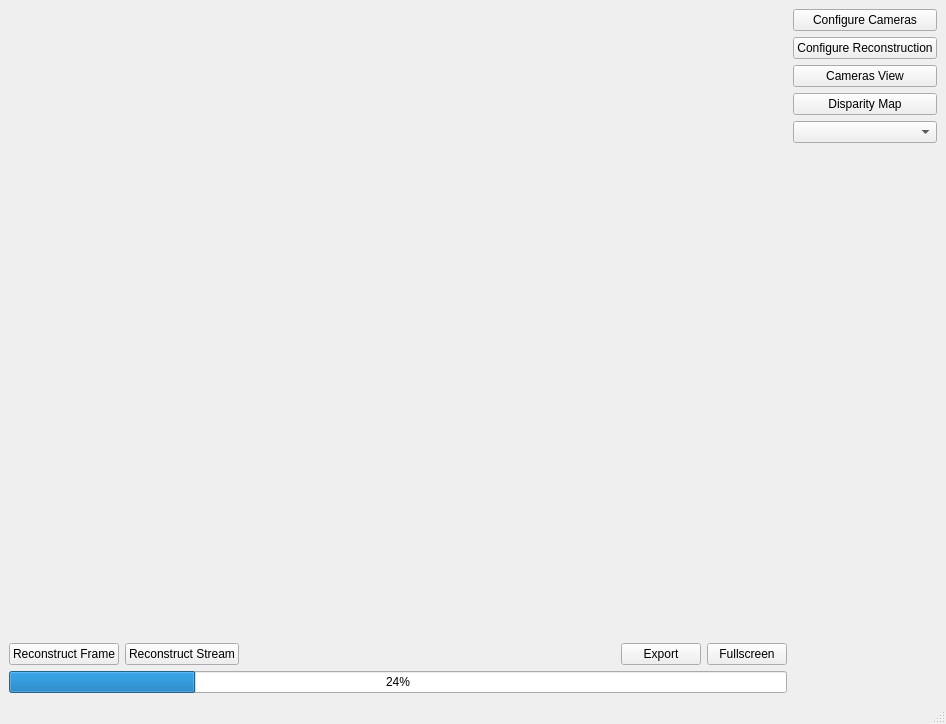
First picture: the form in GUIApp/src/mainwindow.ui, repository otaviog/ThunderVision, before the edit.
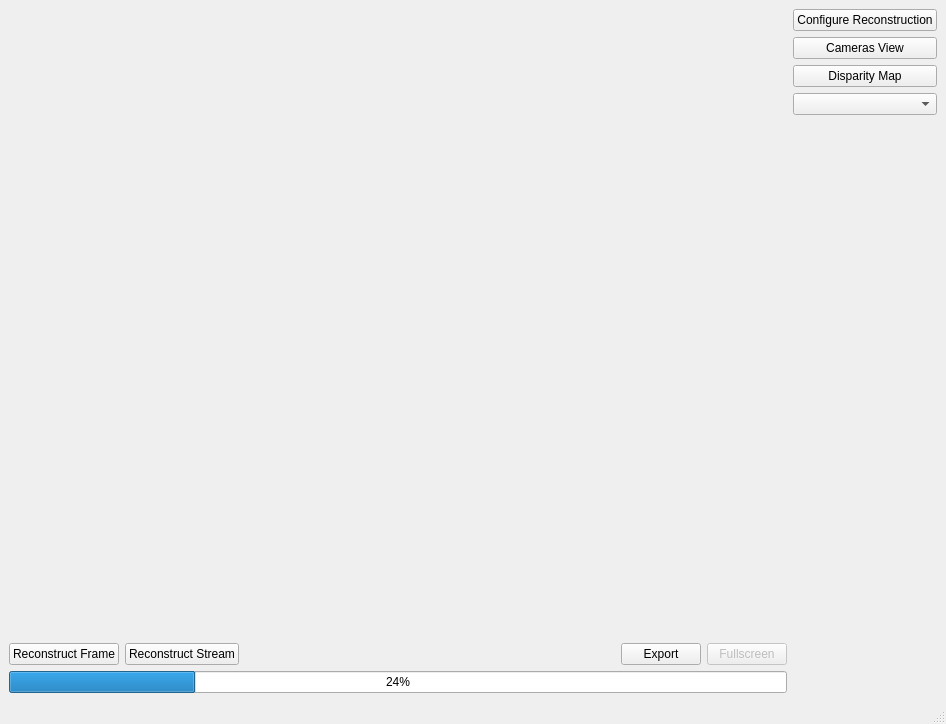
Second picture: the form after the edit. Icons and pictures are not drawn.

The edit to the form file:
```diff
--- a/GUIApp/src/mainwindow.ui
+++ b/GUIApp/src/mainwindow.ui
@@ -77,7 +77,10 @@
            </widget>
           </item>
           <item>
-           <widget class="QPushButton" name="pushButton_12">
+           <widget class="QPushButton" name="pbFullscreen">
+            <property name="enabled">
+             <bool>false</bool>
+            </property>
             <property name="text">
              <string>Fullscreen</string>
             </property>
@@ -99,14 +102,7 @@
     <item>
      <layout class="QVBoxLayout" name="verticalLayout_4">
       <item>
-       <widget class="QPushButton" name="pushButton_14">
-        <property name="text">
-         <string>Configure Cameras</string>
-        </property>
-       </widget>
-      </item>
-      <item>
-       <widget class="QPushButton" name="pushButton_15">
+       <widget class="QPushButton" name="pbConfigReconst">
         <property name="text">
          <string>Configure Reconstruction</string>
         </property>
```
Left out of the diff: 10 changed lines with no effect on the pictures.
